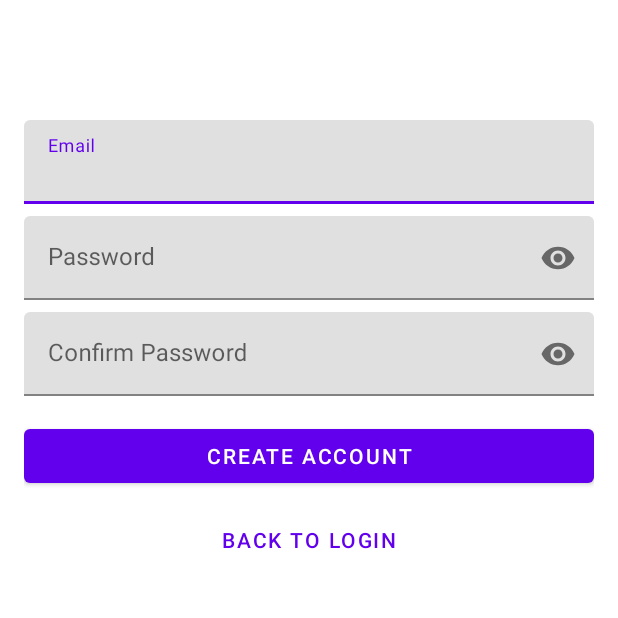
After one commit to Timeonas/Driving-Efficiency-App-FYP, an Android app: the RegisterActivity screen opened directly, with no data from a screen before it, on a phone screen of 412 x 824 dp, the top half of it. The commit adds this screen. Run offline under Robolectric (Android 15) with nearby library versions, the phone set to English and light mode, and no system bars; our stand-ins replace Firebase (no records; nobody signed in at launch, a user with empty details on screens opened directly).

Commit message:
Added a register screen that allows users to register with email and password on Firebase

```diff
--- a/app/src/main/AndroidManifest.xml
+++ b/app/src/main/AndroidManifest.xml
@@ -46,6 +46,11 @@
             android:name=".ProfileActivity"
             android:exported="false">
         </activity>
+
+        <activity
+            android:name=".RegisterActivity"
+            android:exported="false">
+        </activity>
     </application>
 
 </manifest>
--- a/app/src/main/java/com/example/drivingefficiencyapp/LoginActivity.kt
+++ b/app/src/main/java/com/example/drivingefficiencyapp/LoginActivity.kt
@@ -43,6 +43,12 @@ class LoginActivity : AppCompatActivity() {
             val password = binding.passwordEditText.text.toString()
             signIn(email, password)
         }
+
+        //Set up registration link
+        binding.registerButton.setOnClickListener {
+            startActivity(Intent(this, RegisterActivity::class.java))
+        }
+
     }
 
     /**
--- /dev/null
+++ b/app/src/main/res/layout/register_activity.xml
@@ -0,0 +1,73 @@
+<?xml version="1.0" encoding="utf-8"?>
+<androidx.constraintlayout.widget.ConstraintLayout
+    xmlns:android="http://schemas.android.com/apk/res/android"
+    xmlns:app="http://schemas.android.com/apk/res-auto"
+    android:layout_width="match_parent"
+    android:layout_height="match_parent"
+    android:padding="16dp">
+
+    <com.google.android.material.textfield.TextInputLayout
+        android:id="@+id/emailLayout"
+        android:layout_width="match_parent"
+        android:layout_height="wrap_content"
+        android:layout_marginTop="64dp"
+        app:layout_constraintTop_toTopOf="parent">
+
+        <com.google.android.material.textfield.TextInputEditText
+            android:id="@+id/emailEditText"
+            android:layout_width="match_parent"
+            android:layout_height="wrap_content"
+            android:hint="@string/email"
+            android:inputType="textEmailAddress"/>
+    </com.google.android.material.textfield.TextInputLayout>
+
+    <com.google.android.material.textfield.TextInputLayout
+        android:id="@+id/passwordLayout"
+        android:layout_width="match_parent"
+        android:layout_height="wrap_content"
+        android:layout_marginTop="8dp"
+        app:layout_constraintTop_toBottomOf="@id/emailLayout"
+        app:passwordToggleEnabled="true">
+
+        <com.google.android.material.textfield.TextInputEditText
+            android:id="@+id/passwordEditText"
+            android:layout_width="match_parent"
+            android:layout_height="wrap_content"
+            android:hint="@string/password"
+            android:inputType="textPassword"/>
+    </com.google.android.material.textfield.TextInputLayout>
+
+    <com.google.android.material.textfield.TextInputLayout
+        android:id="@+id/confirmPasswordLayout"
+        android:layout_width="match_parent"
+        android:layout_height="wrap_content"
+        android:layout_marginTop="8dp"
+        app:layout_constraintTop_toBottomOf="@id/passwordLayout"
+        app:passwordToggleEnabled="true">
+
+        <com.google.android.material.textfield.TextInputEditText
+            android:id="@+id/confirmPasswordEditText"
+            android:layout_width="match_parent"
+            android:layout_height="wrap_content"
+            android:hint="@string/confirm_password"
+            android:inputType="textPassword"/>
+    </com.google.android.material.textfield.TextInputLayout>
+
+    <Button
+        android:id="@+id/registerButton"
+        android:layout_width="match_parent"
+        android:layout_height="wrap_content"
+        android:layout_marginTop="16dp"
+        android:text="@string/create_account"
+        app:layout_constraintTop_toBottomOf="@id/confirmPasswordLayout"/>
+
+    <Button
+        android:id="@+id/backToLoginButton"
+        android:layout_width="match_parent"
+        android:layout_height="wrap_content"
+        android:layout_marginTop="8dp"
+        android:text="@string/back_to_login"
+        style="@style/Widget.MaterialComponents.Button.TextButton"
+        app:layout_constraintTop_toBottomOf="@id/registerButton"/>
+
+</androidx.constraintlayout.widget.ConstraintLayout>
--- a/app/src/main/res/values/strings.xml
+++ b/app/src/main/res/values/strings.xml
@@ -12,4 +12,7 @@
     <string name="start_drive">Start Drive</string>
     <string name="past_trips">Past Trips</string>
     <string name="profile">Profile</string>
+    <string name="confirm_password">Confirm Password</string>
+    <string name="create_account">Create Account</string>
+    <string name="back_to_login">Back to Login</string>
 </resources>
--- a/gradle/libs.versions.toml
+++ b/gradle/libs.versions.toml
@@ -1,5 +1,5 @@
 [versions]
-agp = "8.7.3"
+agp = "8.8.0"
 kotlin = "1.9.24"
 coreKtx = "1.15.0"
 junit = "4.13.2"
```
Also changed, not shown: app/src/main/java/com/example/drivingefficiencyapp/RegisterActivity.kt (added, +131 -0 lines), gradle/wrapper/gradle-wrapper.properties, 1 other file.
